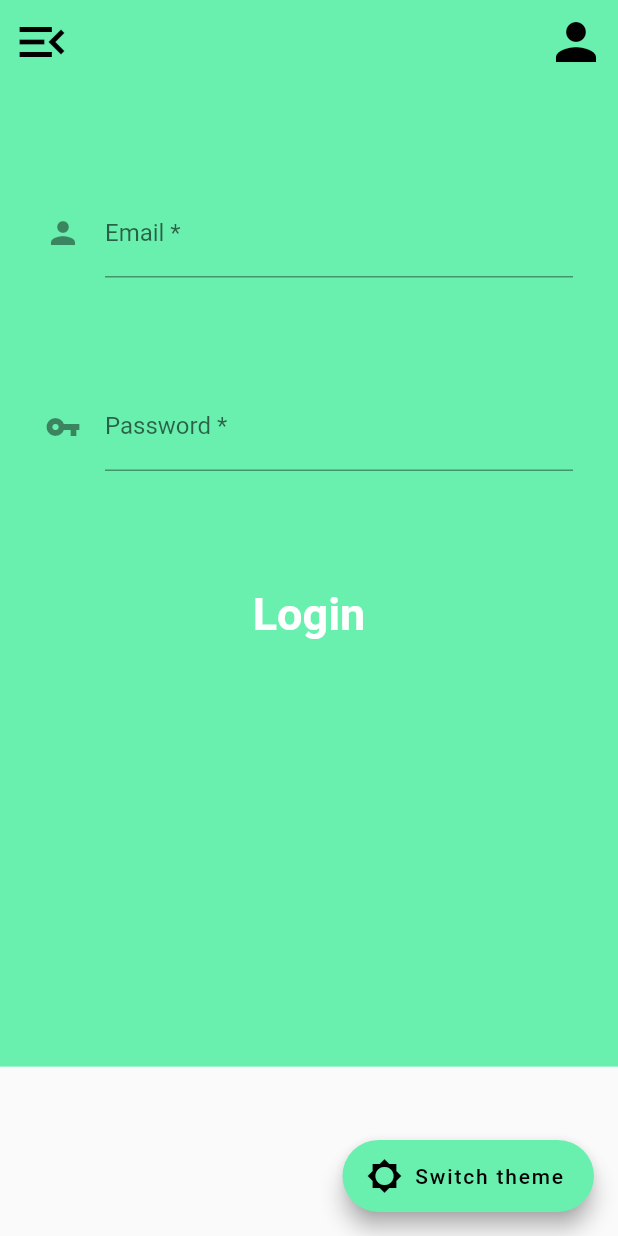
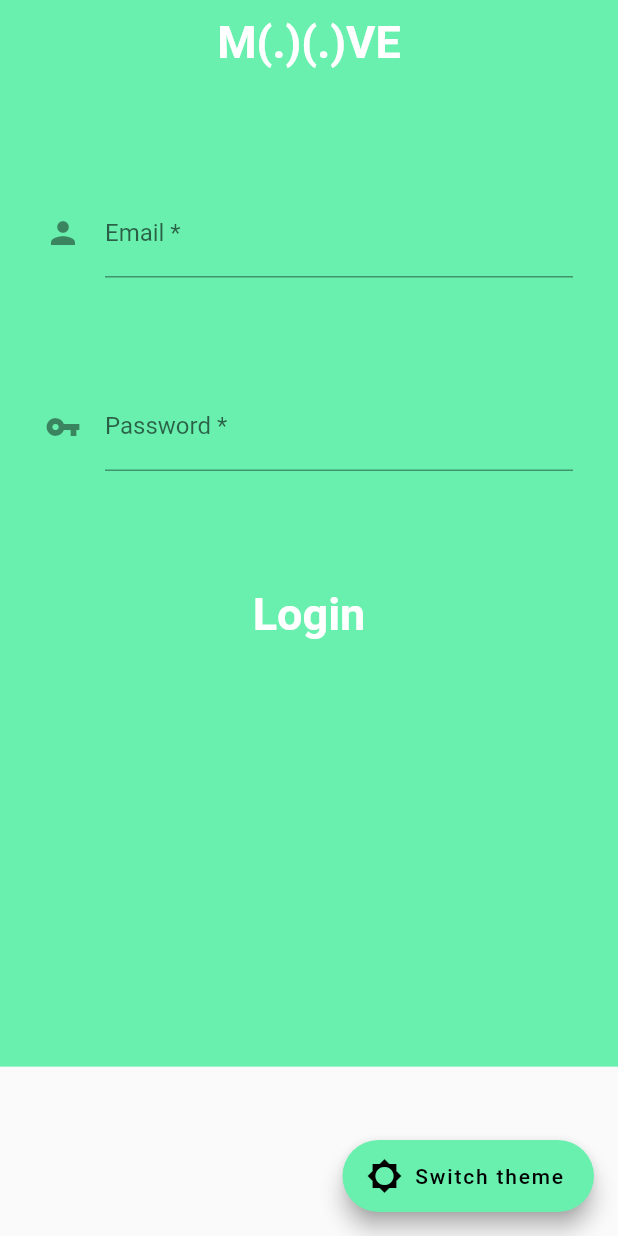
Before and after one commit to Baba-Yaga-Bv/Moove-old, a Flutter app: the screen it shows after launch, on a phone screen of 412 x 824 dp. Run offline on Flutter 3.47's test engine with Material 2 defaults, Android fonts, the phone set to English and light mode, and no system bars; accounts and stored records are empty.

Commit message:
Modify AppBar
Now the AppBar will display the app name

```diff
--- a/front-end/lib/interface/pages/user_auth/user_auth_page.dart
+++ b/front-end/lib/interface/pages/user_auth/user_auth_page.dart
@@ -1,3 +1,5 @@
+
+
 import 'package:flutter/material.dart';
 import 'package:moove/interface/pages/communities/communities_page.dart';
 import 'package:moove/interface/pages/profile/profile_page.dart';
@@ -13,7 +15,7 @@ class UserAuthPageState extends State<UserAuth> {
   @override
   Widget build(BuildContext context) {
     return Scaffold(
-      appBar: buildHomeBar(),
+      appBar: buildUserAuthBar(),
       body: UserAuthBody(),
       // Theme switching button
       floatingActionButton: FloatingActionButton.extended(
@@ -24,37 +26,17 @@ class UserAuthPageState extends State<UserAuth> {
           icon: Icon(Icons.brightness_5)),
     );
   }
-  AppBar buildHomeBar() {
+  AppBar buildUserAuthBar() {
     return AppBar(
-        elevation: 0,
-        // Communities page button
-        leading: IconButton(
-          icon: Icon(Icons.menu_open),
-          onPressed: () {
-            Navigator.push(
-                context,
-                MaterialPageRoute(
-                    builder: (context) => CommunitiesPage()
-                )
-            );
-          },
-          iconSize: 40,
-        ),
-        // Profile page button
-        actions: [
-          IconButton(
-            icon: Icon(Icons.person),
-            onPressed: () {
-              Navigator.push(
-                  context,
-                  MaterialPageRoute(
-                      builder: (context) => ProfilePage()
-                  )
-              );
-            },
-            iconSize: 40,
-          )
-        ]
+      elevation: 0,
+      centerTitle: true,
+      automaticallyImplyLeading: false,
+      title: Text(
+        "M(.)(.)VE",
+        style: mediumTextStyle,
+      ),
+
+
     );
   }
 }
```
